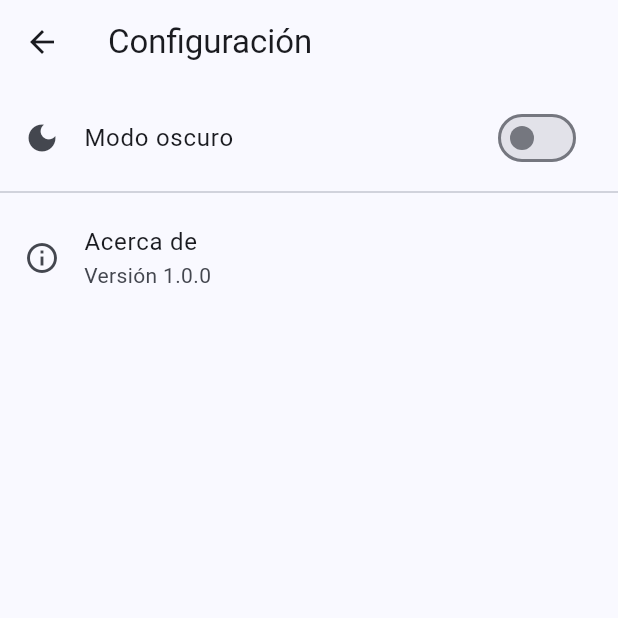
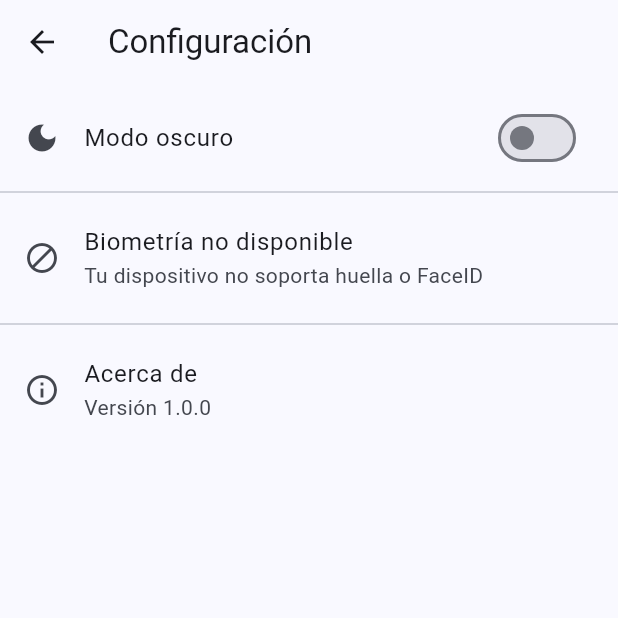
Before and after one commit to MunozFavelaRoberto/kiosko, a Flutter app: the SettingsScreen screen opened by its route, on a phone screen of 412 x 824 dp, the top half of it. Run offline on Flutter 3.47's test engine with Material 3 defaults, Android fonts, the phone set to English and light mode, and no system bars; our stand-ins replace local_auth, shared_preferences; missing offline and left inert: local_auth_android; accounts and stored records are empty.

Commit message:
Adjust settings for smart lock

```diff
--- a/lib/screens/settings_screen.dart
+++ b/lib/screens/settings_screen.dart
@@ -1,9 +1,54 @@
 import 'package:flutter/material.dart';
 import 'package:provider/provider.dart';
 import '../services/theme_provider.dart';
+import '../services/auth_service.dart';
 
-class SettingsScreen extends StatelessWidget {
+class SettingsScreen extends StatefulWidget {
   const SettingsScreen({super.key});
+
+  @override
+  State<SettingsScreen> createState() => _SettingsScreenState();
+}
+
+class _SettingsScreenState extends State<SettingsScreen> {
+  final AuthService _authService = AuthService();
+
+  bool _deviceSupportsBiometrics = false;
+  bool _useBiometrics = false;
+  bool _loading = true;
+
+  @override
+  void initState() {
+    super.initState();
+    _loadPrefs();
+  }
+
+  Future<void> _loadPrefs() async {
+    final can = await _authService.canCheckBiometrics;
+    final use = await _authService.getUseBiometrics();
+    if (!mounted) return;
+    setState(() {
+      _deviceSupportsBiometrics = can;
+      _useBiometrics = use;
+      _loading = false;
+    });
+  }
+
+  Future<void> _onToggleBiometrics(bool val) async {
+    if (val) {
+      // Al habilitar, pedimos autenticación inmediata para confirmar
+      final ok = await _authService.authenticate();
+      if (!ok) {
+        if (!mounted) return;
+        ScaffoldMessenger.of(context).showSnackBar(const SnackBar(content: Text('No se pudo activar la biometría')));
+        return;
+      }
+    }
+
+    await _authService.setUseBiometrics(val);
+    if (!mounted) return;
+    setState(() => _useBiometrics = val);
+  }
 
   @override
   Widget build(BuildContext context) {
@@ -25,11 +70,35 @@ class SettingsScreen extends StatelessWidget {
             },
           ),
           const Divider(),
-          const ListTile(
-            leading: Icon(Icons.info_outline),
-            title: Text('Acerca de'),
-            subtitle: Text('Versión 1.0.0'),
-          ),
+          if (_loading)
+            const Padding(
+              padding: EdgeInsets.all(16.0),
+              child: Center(child: CircularProgressIndicator()),
+            )
+          else ...[
+            if (_deviceSupportsBiometrics)
+              SwitchListTile(
+                title: const Text('Habilitar Huella'),
+                value: _useBiometrics,
+                onChanged: (val) async {
+                  await _onToggleBiometrics(val);
+                },
+                secondary: const Icon(Icons.fingerprint),
+              )
+            else
+              const ListTile(
+                leading: Icon(Icons.block),
+                title: Text('Biometría no disponible'),
+                subtitle: Text('Tu dispositivo no soporta huella o FaceID'),
+              ),
+
+            const Divider(),
+            const ListTile(
+              leading: Icon(Icons.info_outline),
+              title: Text('Acerca de'),
+              subtitle: Text('Versión 1.0.0'),
+            ),
+          ],
         ],
       ),
     );
```
Also changed, not shown: lib/main.dart (+107 -0 lines), lib/screens/login_screen.dart (+20 -1 lines), lib/services/auth_service.dart (+21 -0 lines).
